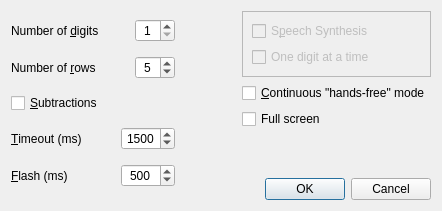
Qt form settings.ui (solsticedhiver/mental_calculation) before a commit.
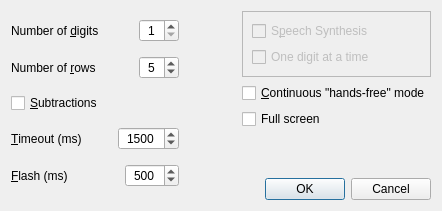
The same form after that commit. Icons and pictures are not drawn.

Commit message:
Increase maximum value in settings SpinBoxes
Also fix setup.py to use the "correct" ? location for msvcp90.dll

Diff of the .ui file:
```diff
--- a/settings.ui
+++ b/settings.ui
@@ -74,7 +74,7 @@
             <number>1</number>
            </property>
            <property name="maximum">
-            <number>5</number>
+            <number>9</number>
            </property>
            <property name="value">
             <number>1</number>
@@ -197,7 +197,7 @@
             <number>50</number>
            </property>
            <property name="maximum">
-            <number>5000</number>
+            <number>15000</number>
            </property>
            <property name="singleStep">
             <number>100</number>
@@ -249,7 +249,7 @@
             <number>15</number>
            </property>
            <property name="maximum">
-            <number>1000</number>
+            <number>5000</number>
            </property>
            <property name="singleStep">
             <number>100</number>
```
Left out of the diff: 4 changed lines with no effect on the pictures. The commit also changes 2 other files.
